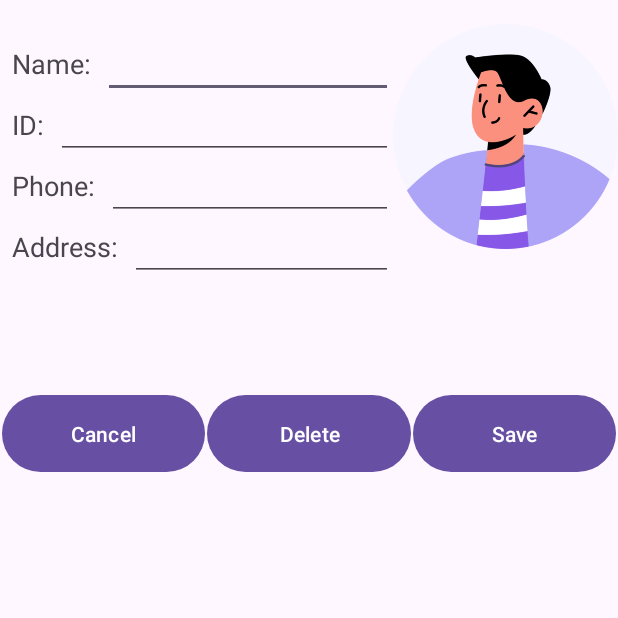
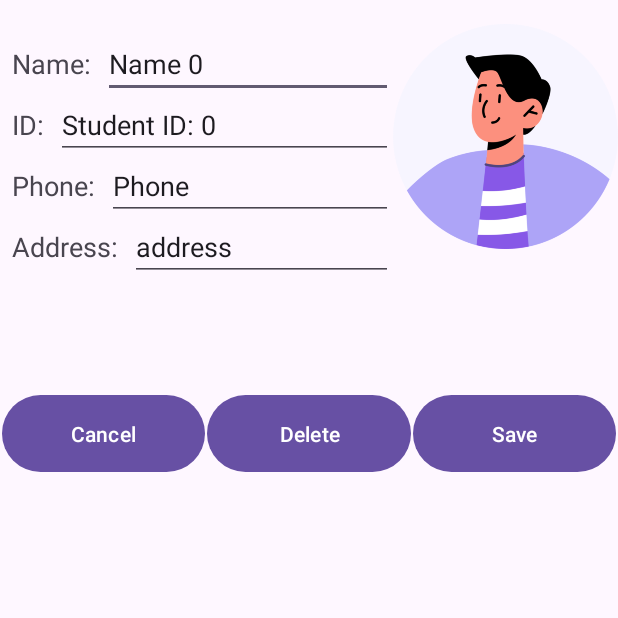
Before and after one commit to hadarz-education/Mobile-Assignments, an Android app: the StudentDetailsActivity screen opened directly, with no data from a screen before it, after a tap on "Edit", on a phone screen of 412 x 824 dp, the top half of it. Run offline under Robolectric (Android 15) with nearby library versions, the phone set to English and light mode, and no system bars.

Commit message:
feat: edit page

```diff
--- a/app/src/main/java/com/hzho/mobileassignments/AddStudentActivity.kt
+++ b/app/src/main/java/com/hzho/mobileassignments/AddStudentActivity.kt
@@ -46,7 +46,7 @@ class AddStudentActivity : AppCompatActivity() {
 
 
             // Check if the input fields are not empty
-            if (studentName.isNotEmpty() && studentId.isNotEmpty()) {
+            if (studentName.isNotEmpty() && studentId.isNotEmpty() && studentPhone.isNotEmpty() && studentAddress.isNotEmpty()) {
 
                 // Get the selected radio button (Checked or Unchecked)
                 val selectedRadioButtonId = checkStatusGroup.checkedRadioButtonId
@@ -73,7 +73,7 @@ class AddStudentActivity : AppCompatActivity() {
                 startActivity(intent)
             } else {
                 // Show error message if fields are empty
-                Toast.makeText(this, "Please enter both name and ID", Toast.LENGTH_SHORT).show()
+                Toast.makeText(this, "Please Make sure you filled all the details", Toast.LENGTH_SHORT).show()
             }
 
         }
--- a/app/src/main/java/com/hzho/mobileassignments/EditStudentActivity.kt
+++ b/app/src/main/java/com/hzho/mobileassignments/EditStudentActivity.kt
@@ -3,20 +3,29 @@ package com.hzho.mobileassignments
 import android.os.Bundle
 import android.widget.Button
 import android.widget.EditText
-import androidx.activity.enableEdgeToEdge
+import android.widget.Toast
 import androidx.appcompat.app.AppCompatActivity
-import androidx.core.view.ViewCompat
-import androidx.core.view.WindowInsetsCompat
+import com.hzho.mobileassignments.model.Model
+import com.hzho.mobileassignments.model.Student
 
 class EditStudentActivity : AppCompatActivity() {
+
     override fun onCreate(savedInstanceState: Bundle?) {
         super.onCreate(savedInstanceState)
         setContentView(R.layout.activity_edit_student)
 
-//        val nameEditText: EditText = findViewById(R.id.student_details_name_edit_text)
-//        val idEditText: EditText = findViewById(R.id.student_details_id_edit_text)
-//        val phoneEditText: EditText = findViewById(R.id.student_details_phone_edit_text)
-//        val addressEditText: EditText = findViewById(R.id.student_details_address_edit_text)
+        val studentPosition = intent.getIntExtra("studentPosition", 0)
+        val student = Model.shared.getStudentAtPosition(studentPosition)
+
+        val nameEditText: EditText = findViewById(R.id.student_details_name_edit_text)
+        val idEditText: EditText = findViewById(R.id.student_details_id_edit_text)
+        val phoneEditText: EditText = findViewById(R.id.student_details_phone_edit_text)
+        val addressEditText: EditText = findViewById(R.id.student_details_address_edit_text)
+
+        nameEditText.setText(student?.name)
+        idEditText.setText(student?.id)
+        phoneEditText.setText(student?.phone)
+        addressEditText.setText(student?.address)
 
         val cancelButton: Button = findViewById(R.id.student_details_cancel_button)
         val deleteButton: Button = findViewById(R.id.student_details_delete_button)
@@ -25,5 +34,29 @@ class EditStudentActivity : AppCompatActivity() {
         cancelButton.setOnClickListener {
             finish()
         }
+
+        // Delete button click listener
+        deleteButton.setOnClickListener {
+            Model.shared.removeStudent(studentPosition)
+            Toast.makeText(this, "Student deleted", Toast.LENGTH_SHORT).show()
+            finish()
+        }
+
+        saveButton.setOnClickListener {
+            val newStudentName = nameEditText.text.toString().trim()
+            val newStudentId = idEditText.text.toString().trim()
+            val newStudentPhone = phoneEditText.text.toString().trim()
+            val newStudentAddress = addressEditText.text.toString().trim()
+
+            if (newStudentName.isNotEmpty() && newStudentId.isNotEmpty() && newStudentPhone.isNotEmpty() && newStudentAddress.isNotEmpty()) {
+                val updatedStudent = Student(newStudentName, newStudentId, newStudentPhone, newStudentAddress, true)
+
+                Model.shared.updateStudent(studentPosition, updatedStudent)
+                Toast.makeText(this, "Student updated", Toast.LENGTH_SHORT).show()
+                finish() // Close the activity after saving
+            } else {
+                Toast.makeText(this, "At lease one of the properties need to be filled", Toast.LENGTH_SHORT).show()
+            }
+        }
     }
 }
--- a/app/src/main/java/com/hzho/mobileassignments/StudentDetailsActivity.kt
+++ b/app/src/main/java/com/hzho/mobileassignments/StudentDetailsActivity.kt
@@ -22,14 +22,17 @@ class StudentDetailsActivity : AppCompatActivity() {
         val addressTextView: TextView = findViewById(R.id.student_details_address_text_view)
         val activeCheckBox: CheckBox = findViewById(R.id.student_details_active_check_box)
         val editButton: Button = findViewById(R.id.student_details_edit_button)
+        activeCheckBox.isEnabled = false
 
         student?.let {
             nameTextView.text = "name: ${it.name}"
             idTextView.text = "id: ${it.id}"
             phoneTextView.text = "phone: ${it.phone}"
             addressTextView.text = "address: ${it.address}"
-            activeCheckBox.text = "isChecked: ${it.isChecked}"
+            activeCheckBox.text = ""
+            activeCheckBox.isChecked = it.isChecked
         }
+
 
         editButton.setOnClickListener {
             val intent = Intent(this, EditStudentActivity::class.java)
--- a/app/src/main/res/layout/activity_edit_student.xml
+++ b/app/src/main/res/layout/activity_edit_student.xml
@@ -47,7 +47,7 @@
         android:layout_height="wrap_content"
         android:layout_marginStart="8dp"
         android:ems="10"
-        android:inputType="number"
+        android:inputType="text"
         app:layout_constraintBaseline_toBaselineOf="@+id/student_details_id_text_view"
         app:layout_constraintEnd_toStartOf="@+id/student_details_image_view"
         app:layout_constraintStart_toEndOf="@+id/student_details_id_text_view" />
```
Also changed, not shown: app/src/main/java/com/hzho/mobileassignments/model/Model.kt (+8 -0 lines).
